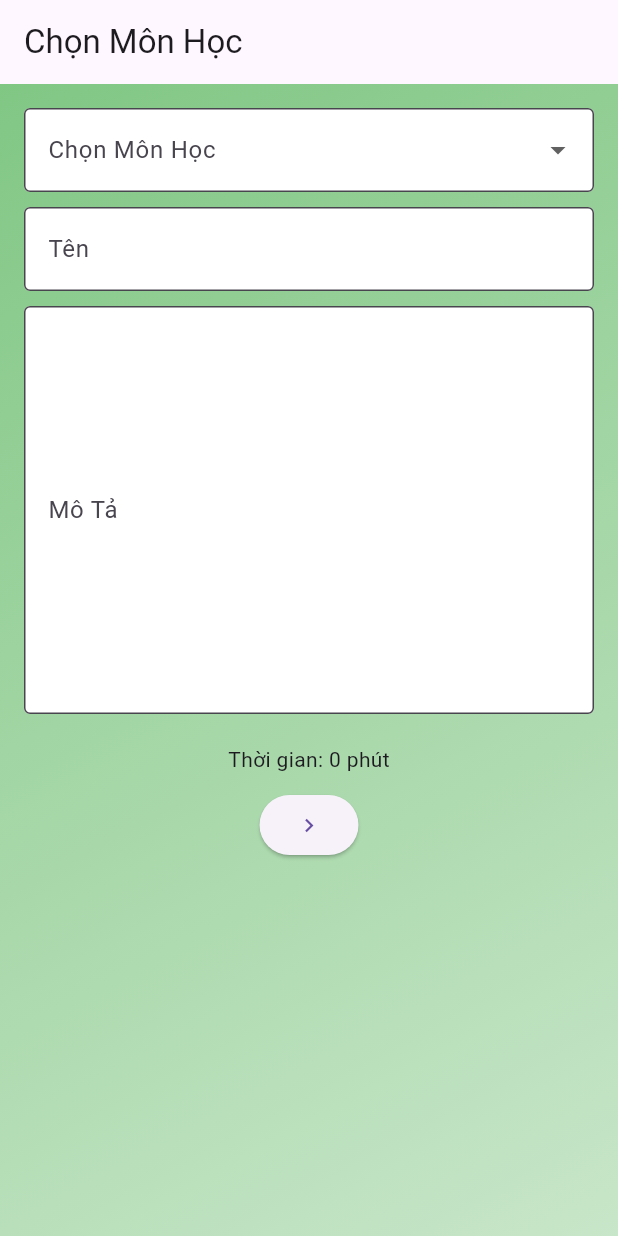
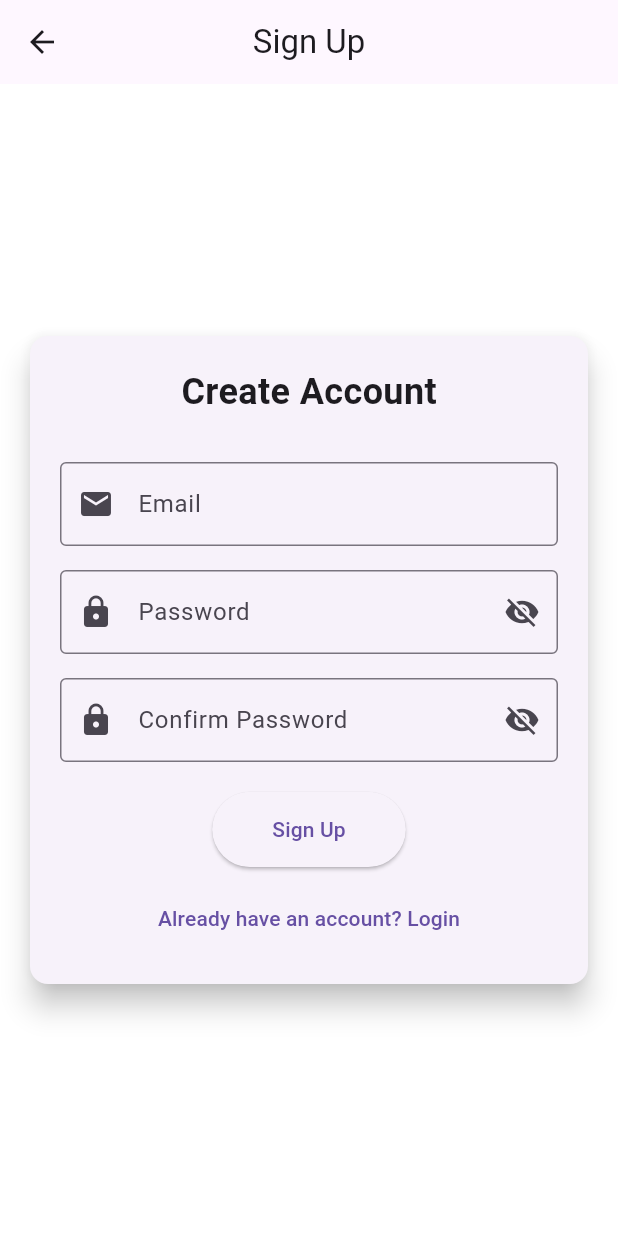
Before and after one commit to Thanhngo2309/practice-make-perfect, a Flutter app: the screen it shows after launch, on a phone screen of 412 x 824 dp. Run offline on Flutter 3.47's test engine with Material 3 defaults, Android fonts, the phone set to English and light mode, and no system bars; our stand-ins replace cloud_firestore, firebase_auth, firebase_core, firebase_storage, image_picker, shared_preferences; accounts and stored records are empty.

Commit message:
sigin signup

```diff
--- a/app/myapp/lib/main.dart
+++ b/app/myapp/lib/main.dart
@@ -5,6 +5,9 @@ import 'package:myapp/model/Subject.dart';
 import 'package:myapp/widgets/AddExam.dart';
 import 'package:myapp/widgets/ChatScreen.dart';
 import 'package:myapp/widgets/ExamScreenWidget.dart';
+import 'package:myapp/widgets/HomeWidget.dart';
+import 'package:myapp/widgets/LoginWidget.dart';
+import 'package:myapp/widgets/RegisterWidget.dart';
 import 'firebase_options.dart';
 void main() async {
   WidgetsFlutterBinding.ensureInitialized(); // Đảm bảo binding đã được khởi tạo
@@ -37,10 +40,11 @@ class MyApp extends StatelessWidget {
         }
         return null;
       },
-      initialRoute: '/',
+      initialRoute: '/signup',
       routes: {'/chat': (context) => ChatSreen(),
-      '/': (context) => AddExam()},
-      // home: HomeScreen(),
+      '/': (context) =>HomeScreen(),
+      '/signin': (context)=> LoginPage(),
+      '/signup': (context)=>SignupPage()},
       debugShowCheckedModeBanner: false,
     );
   }
--- /dev/null
+++ b/app/myapp/lib/service/AuthService.dart
@@ -0,0 +1,25 @@
+import 'package:firebase_auth/firebase_auth.dart';
+
+class AuthService {
+  static User? get currentUser => FirebaseAuth.instance.currentUser;
+
+  static Future<void> signup(String email, String password) async {
+    try {
+      await FirebaseAuth.instance.createUserWithEmailAndPassword(email: email, password: password);
+    } catch (e) {
+      throw e;
+    }
+  }
+
+  static Future<void> signin(String email, String password) async {
+    try {
+      await FirebaseAuth.instance.signInWithEmailAndPassword(email: email, password: password);
+    } catch (e) {
+      throw e;
+    }
+  }
+
+  static Future<void> signOut() async {
+    await FirebaseAuth.instance.signOut(); // Đăng xuất người dùng
+  }
+}
--- /dev/null
+++ b/app/myapp/lib/widgets/RegisterWidget.dart
@@ -0,0 +1,149 @@
+import 'package:flutter/material.dart';
+import 'package:myapp/service/AuthService.dart'; // Đảm bảo import AuthService
+
+class SignupPage extends StatefulWidget {
+  @override
+  _SignupPageState createState() => _SignupPageState();
+}
+
+class _SignupPageState extends State<SignupPage> {
+  final TextEditingController _emailController = TextEditingController();
+  final TextEditingController _passwordController = TextEditingController();
+  final TextEditingController _confirmPasswordController = TextEditingController();
+
+  bool _isPasswordVisible = false; // Biến để kiểm soát hiển thị mật khẩu
+  bool _isConfirmPasswordVisible = false; // Biến để kiểm soát hiển thị xác nhận mật khẩu
+  String? _errorMessage; // Biến để lưu thông báo lỗi
+
+  void _signup() async {
+    String email = _emailController.text;
+    String password = _passwordController.text;
+    String confirmPassword = _confirmPasswordController.text;
+
+    if (password == confirmPassword) {
+      try {
+        await AuthService.signup(email, password);
+        // Nếu đăng ký thành công, chuyển đến trang đăng nhập
+        Navigator.pushReplacementNamed(context, '/signin');
+      } catch (e) {
+        setState(() {
+          _errorMessage = e.toString();
+        });
+      }
+    } else {
+      setState(() {
+        _errorMessage = "Passwords do not match!";
+      });
+    }
+  }
+
+  @override
+  Widget build(BuildContext context) {
+    return Scaffold(
+      backgroundColor: Colors.white,
+      appBar: AppBar(
+        title: Text("Sign Up"),
+        centerTitle: true,
+      ),
+      body: Center(
+        child: Padding(
+          padding: const EdgeInsets.all(16.0),
+          child: Card(
+            elevation: 8,
+            shape: RoundedRectangleBorder(
+              borderRadius: BorderRadius.circular(12),
+            ),
+            child: Padding(
+              padding: const EdgeInsets.all(20.0),
+              child: Column(
+                mainAxisSize: MainAxisSize.min,
+                children: [
+                  Text(
+                    "Create Account",
+                    style: TextStyle(
+                      fontSize: 24,
+                      fontWeight: FontWeight.bold,
+                    ),
+                  ),
+                  SizedBox(height: 20),
+                  if (_errorMessage != null)
+                    Text(
+                      _errorMessage!,
+                      style: TextStyle(color: Colors.red),
+                    ),
+                  SizedBox(height: 10),
+                  TextField(
+                    controller: _emailController,
+                    decoration: InputDecoration(
+                      labelText: "Email",
+                      border: OutlineInputBorder(),
+                      prefixIcon: Icon(Icons.email),
+                    ),
+                  ),
+                  SizedBox(height: 16),
+                  TextField(
+                    controller: _passwordController,
+                    decoration: InputDecoration(
+                      labelText: "Password",
+                      border: OutlineInputBorder(),
+                      prefixIcon: Icon(Icons.lock),
+                      suffixIcon: IconButton(
+                        icon: Icon(
+                          _isPasswordVisible ? Icons.visibility : Icons.visibility_off,
+                        ),
+                        onPressed: () {
+                          setState(() {
+                            _isPasswordVisible = !_isPasswordVisible;
+                          });
+                        },
+                      ),
+                    ),
+                    obscureText: !_isPasswordVisible,
+                  ),
+                  SizedBox(height: 16),
+                  TextField(
+                    controller: _confirmPasswordController,
+                    decoration: InputDecoration(
+                      labelText: "Confirm Password",
+                      border: OutlineInputBorder(),
+                      prefixIcon: Icon(Icons.lock),
+                      suffixIcon: IconButton(
+                        icon: Icon(
+                          _isConfirmPasswordVisible ? Icons.visibility : Icons.visibility_off,
+                        ),
+                        onPressed: () {
+                          setState(() {
+                            _isConfirmPasswordVisible = !_isConfirmPasswordVisible;
+                          });
+                        },
+                      ),
+                    ),
+                    obscureText: !_isConfirmPasswordVisible,
+                  ),
+                  SizedBox(height: 20),
+                  ElevatedButton(
+                    onPressed: _signup,
+                    child: Text("Sign Up"),
+                    style: ElevatedButton.styleFrom(
+                      padding: EdgeInsets.symmetric(horizontal: 40, vertical: 15),
+                      shape: RoundedRectangleBorder(
+                        borderRadius: BorderRadius.circular(30),
+                      ),
+                    ),
+                  ),
+                  SizedBox(height: 10),
+                  TextButton(
+                    onPressed: () {
+                      Navigator.pushReplacementNamed(context, '/signin');
+                    },
+                    child: Text("Already have an account? Login"),
+                  ),
+                ],
+              ),
+            ),
+          ),
+        ),
+      ),
+    );
+  }
+}
--- a/app/myapp/pubspec.yaml
+++ b/app/myapp/pubspec.yaml
@@ -33,12 +33,11 @@ dependencies:
   cupertino_icons: ^1.0.8
   http: ^1.2.2
   shared_preferences: ^2.3.2
-  flutter_facebook_auth: ^7.1.1
-  flutter_quill: ^10.6.5
   image_picker: ^1.1.2
   firebase_storage: ^12.3.1
   firebase_core: ^3.5.0
   cloud_firestore: ^5.4.2
+  firebase_auth: ^5.3.0
 
 dev_dependencies:
   flutter_test:
```
Also changed, not shown: app/myapp/lib/widgets/HomeWidget.dart (+27 -1 lines), app/myapp/lib/widgets/LoginWidget.dart (added, +110 -0 lines), app/myapp/pubspec.lock, 5 other files.
